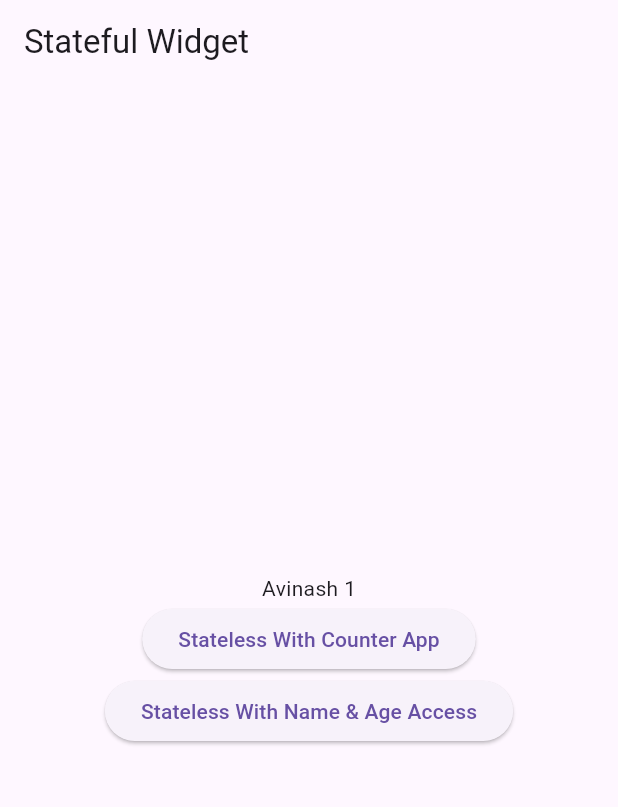
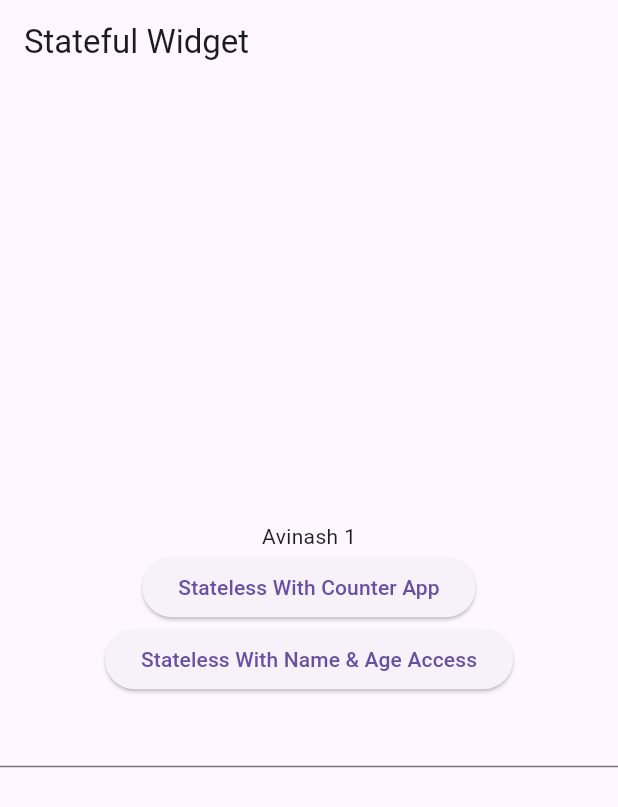
Before and after one commit to Avinash174/Riverpod-Try, a Flutter app: the screen it shows after launch, on a phone screen of 412 x 824 dp. Shown: the top 807 px of the screen. Run offline on Flutter 3.47's test engine with Material 3 defaults, Android fonts, the light colour scheme and no system bars; our stand-ins replace flutter_riverpod.

Commit message:
new changes

```diff
--- a/lib/homescreen.dart
+++ b/lib/homescreen.dart
@@ -1,7 +1,7 @@
 import 'package:flutter/material.dart';
 import 'package:flutter_riverpod/flutter_riverpod.dart';
 import 'package:riverpod_try/counter_stateless.dart';
-
+import 'package:riverpod_try/search_provider.dart';
 import 'package:riverpod_try/with_stateless.dart';
 
 // we can't change his state
@@ -28,6 +28,7 @@ class _HomeScreenState extends ConsumerState<HomeScreen> {
   Widget build(BuildContext context) {
     final age1 = ref.watch(age);
     final myName = ref.watch(hello);
+    final search = ref.watch(searchNotifier);
     return Scaffold(
       appBar: AppBar(
         title: const Text('Stateful Widget'),
@@ -67,8 +68,17 @@ class _HomeScreenState extends ConsumerState<HomeScreen> {
                     'Stateless With Name & Age Access',
                   ),
                 ),
+                TextField(
+                  onChanged: (value) {
+                    ref.read(searchNotifier.notifier).search(value);
+                  },
+                ),
+                Consumer(builder: (context, ref, child) {
+                  final search = ref.watch(searchNotifier);
+                  return Text(search);
+                })
               ],
-            )
+            ),
           ],
         ),
       ),
--- /dev/null
+++ b/lib/search_provider.dart
@@ -0,0 +1,16 @@
+import 'package:flutter_riverpod/flutter_riverpod.dart';
+
+// StateNotifier used to handle complex state
+
+final searchNotifier = StateNotifierProvider<SearchNotifier, String>(
+  (ref) =>
+      SearchNotifier(), // Correctly returning an instance of SearchNotifier
+);
+
+class SearchNotifier extends StateNotifier<String> {
+  SearchNotifier() : super('');
+
+  void search(String query) {
+    state = query;
+  }
+}
```
Also changed, not shown: lib/state_notify_provider.dart (deleted).
